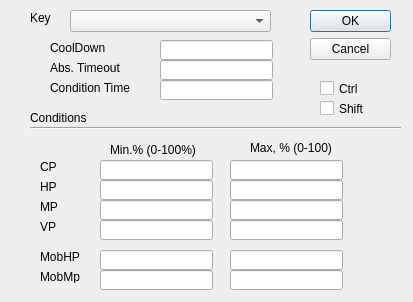
Qt form PCClient/QtBB/BB/keysettingsdialog.ui (dennn66/BB) before a commit.
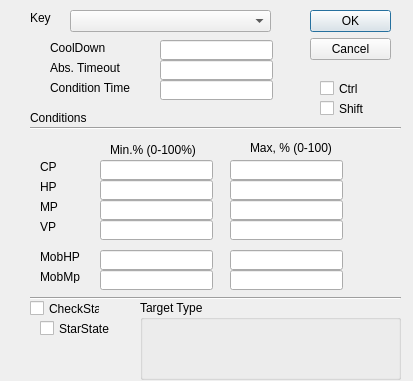
The same form after that commit.

The edit to the form file:
```diff
--- a/PCClient/QtBB/BB/keysettingsdialog.ui
+++ b/PCClient/QtBB/BB/keysettingsdialog.ui
@@ -7,7 +7,7 @@
     <x>0</x>
     <y>0</y>
     <width>413</width>
-    <height>302</height>
+    <height>381</height>
    </rect>
   </property>
   <property name="windowTitle">
@@ -426,6 +426,58 @@
     <string>Ctrl</string>
    </property>
   </widget>
+  <widget class="QCheckBox" name="cbCheckStar">
+   <property name="geometry">
+    <rect>
+     <x>30</x>
+     <y>300</y>
+     <width>70</width>
+     <height>17</height>
+    </rect>
+   </property>
+   <property name="text">
+    <string>CheckStar</string>
+   </property>
+  </widget>
+  <widget class="Line" name="line_2">
+   <property name="geometry">
+    <rect>
+     <x>30</x>
+     <y>290</y>
+     <width>371</width>
+     <height>16</height>
+    </rect>
+   </property>
+   <property name="orientation">
+    <enum>Qt::Horizontal</enum>
+   </property>
+  </widget>
+  <widget class="QGroupBox" name="gbTargetType">
+   <property name="geometry">
+    <rect>
+     <x>140</x>
+     <y>300</y>
+     <width>261</width>
+     <height>80</height>
+    </rect>
+   </property>
+   <property name="title">
+    <string>Target Type</string>
+   </property>
+  </widget>
+  <widget class="QCheckBox" name="cbStarState">
+   <property name="geometry">
+    <rect>
+     <x>40</x>
+     <y>320</y>
+     <width>70</width>
+     <height>17</height>
+    </rect>
+   </property>
+   <property name="text">
+    <string>StarState</string>
+   </property>
+  </widget>
  </widget>
  <resources/>
  <connections>
```
